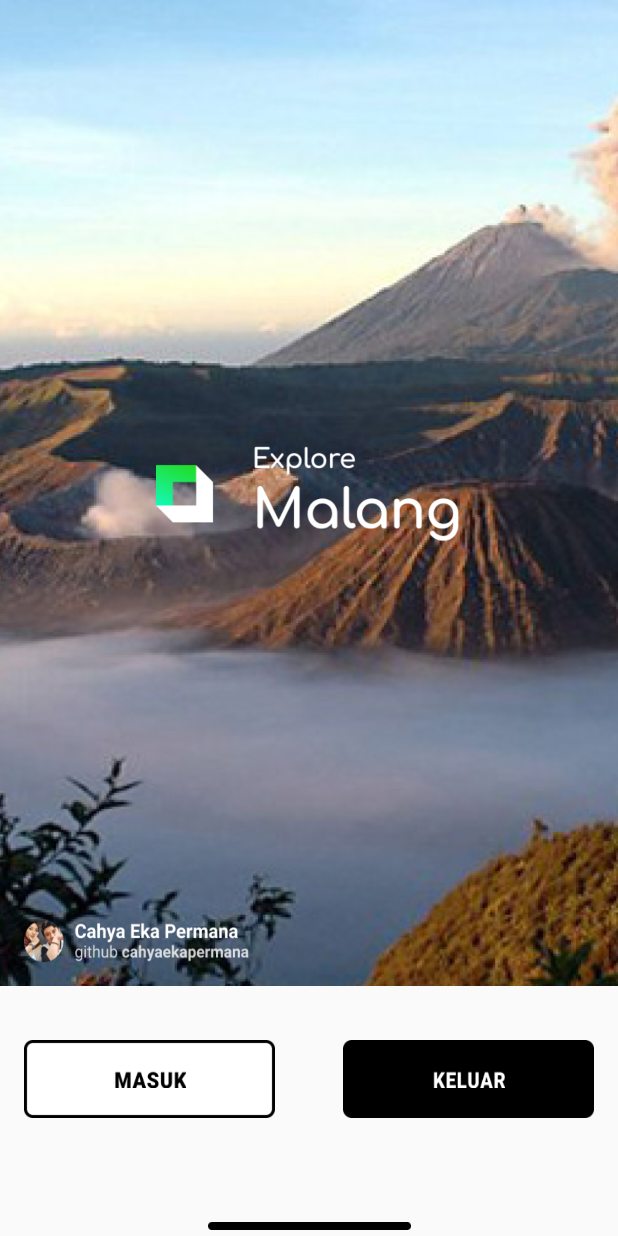
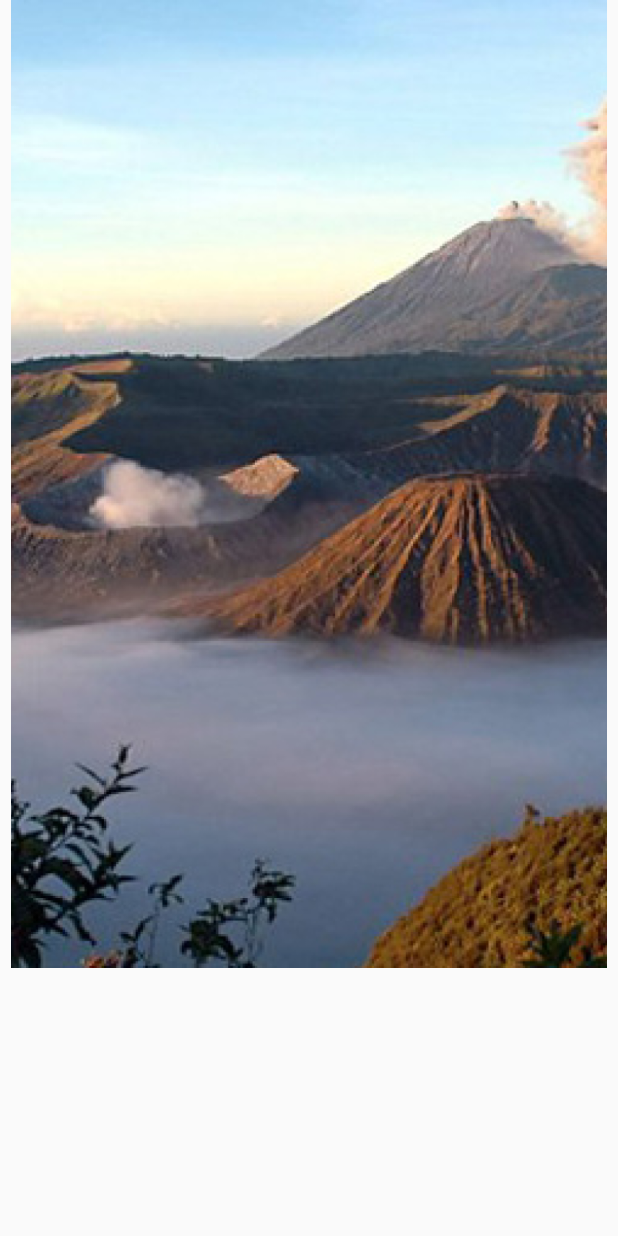
Before and after one commit to cahyaekapermana/wisata_malang, an Android app: the layout activity_main.xml on its own in the app's theme, with its tools: preview values and no code run, on a phone screen of 412 x 824 dp. Run offline under Robolectric (Android 15) with nearby library versions, the phone set to English and light mode, and no system bars.

Commit message:
FIX DRAWABLE NOT INCLUDE API VERSION

```diff
--- a/app/src/main/res/layout/activity_main.xml
+++ b/app/src/main/res/layout/activity_main.xml
@@ -8,86 +8,12 @@
 
     <ImageView
         android:id="@+id/bg"
-        android:layout_width="match_parent"
-        android:layout_height="657dp"
-        android:background="@drawable/bg"
+        android:layout_width="397dp"
+        android:layout_height="645dp"
+        android:background="@drawable/background"
         app:layout_constraintEnd_toEndOf="parent"
         app:layout_constraintStart_toStartOf="parent"
         app:layout_constraintTop_toTopOf="parent" />
 
-    <ImageView
-        android:id="@+id/logo"
-        android:layout_width="204dp"
-        android:layout_height="65dp"
-        android:background="@drawable/logo"
-        app:layout_constraintBottom_toBottomOf="@+id/bg"
-        app:layout_constraintEnd_toEndOf="@+id/bg"
-        app:layout_constraintStart_toStartOf="parent"
-        app:layout_constraintTop_toTopOf="@+id/bg" />
-
-    <ImageView
-        android:id="@+id/credit"
-        android:layout_width="150dp"
-        android:layout_height="28dp"
-        android:layout_marginStart="16dp"
-        android:layout_marginBottom="16dp"
-        android:background="@drawable/credit"
-        app:layout_constraintBottom_toBottomOf="@+id/bg"
-        app:layout_constraintStart_toStartOf="parent"
-        android:layout_marginLeft="16dp" />
-
-    <ImageView
-        android:id="@+id/button_white"
-        android:layout_width="167dp"
-        android:layout_height="52dp"
-        android:layout_marginStart="16dp"
-        android:layout_marginTop="36dp"
-        android:background="@drawable/btn_white"
-        app:layout_constraintStart_toStartOf="parent"
-        app:layout_constraintTop_toBottomOf="@+id/bg"
-        android:layout_marginLeft="16dp" />
-
-    <ImageView
-        android:id="@+id/button_black"
-        android:layout_width="167dp"
-        android:layout_height="52dp"
-        android:layout_marginTop="36dp"
-        android:layout_marginEnd="16dp"
-        android:background="@drawable/btn_black"
-        app:layout_constraintEnd_toEndOf="parent"
-        app:layout_constraintHorizontal_bias="1.0"
-        app:layout_constraintStart_toEndOf="@+id/button_white"
-        app:layout_constraintTop_toBottomOf="@+id/bg"
-        android:layout_marginRight="16dp" />
-
-    <ImageView
-        android:id="@+id/txt_masuk"
-        android:layout_width="48dp"
-        android:layout_height="11dp"
-        android:background="@drawable/txt_masuk"
-        app:layout_constraintBottom_toBottomOf="@+id/button_white"
-        app:layout_constraintEnd_toEndOf="@+id/button_white"
-        app:layout_constraintStart_toStartOf="@+id/button_white"
-        app:layout_constraintTop_toTopOf="@+id/button_white" />
-
-    <ImageView
-        android:id="@+id/txt_keluar"
-        android:layout_width="48dp"
-        android:layout_height="11dp"
-        android:background="@drawable/txt_keluar"
-        app:layout_constraintBottom_toBottomOf="@+id/button_black"
-        app:layout_constraintEnd_toEndOf="@+id/button_black"
-        app:layout_constraintStart_toStartOf="@+id/button_black"
-        app:layout_constraintTop_toTopOf="@+id/button_black" />
-
-    <ImageView
-        android:id="@+id/line"
-        android:layout_width="135dp"
-        android:layout_height="5dp"
-        android:layout_marginBottom="4dp"
-        android:background="@drawable/shape"
-        app:layout_constraintBottom_toBottomOf="parent"
-        app:layout_constraintEnd_toEndOf="parent"
-        app:layout_constraintStart_toStartOf="parent" />
 
 </androidx.constraintlayout.widget.ConstraintLayout>
--- a/app/src/main/res/values/styles.xml
+++ b/app/src/main/res/values/styles.xml
@@ -1,7 +1,7 @@
 <resources>
 
     <!-- Base application theme. -->
-    <style name="AppTheme" parent="Theme.AppCompat.Light.DarkActionBar">
+    <style name="AppTheme" parent="Theme.AppCompat.Light.NoActionBar">
         <!-- Customize your theme here. -->
         <item name="colorPrimary">@color/colorPrimary</item>
         <item name="colorPrimaryDark">@color/colorPrimaryDark</item>
```
Also changed, not shown: app/src/main/res/drawable-v24/btn_black.png (deleted), app/src/main/res/drawable-v24/btn_white.png (deleted), app/src/main/res/drawable-v24/credit.png (deleted), app/src/main/res/drawable-v24/txt_keluar.png (deleted), app/src/main/res/drawable-v24/txt_masuk.png (deleted), app/src/main/res/drawable/author.png (added), app/src/main/res/drawable/background.png (renamed from app/src/main/res/drawable-v24/bg.png), app/src/main/res/drawable/btn_keluar.png (added), app/src/main/res/drawable/btn_masuk.png (added), app/src/main/res/drawable/logo.png (renamed from app/src/main/res/drawable-v24/logo.png), app/src/main/res/drawable/shape_black.png (renamed from app/src/main/res/drawable-v24/shape.png).
